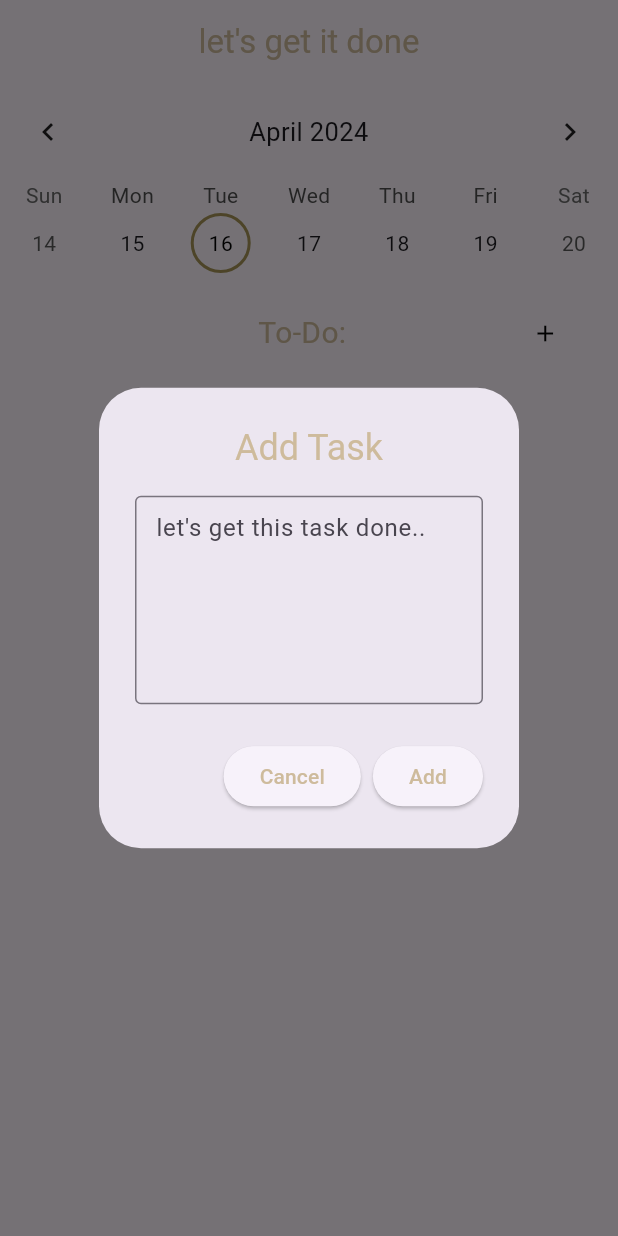
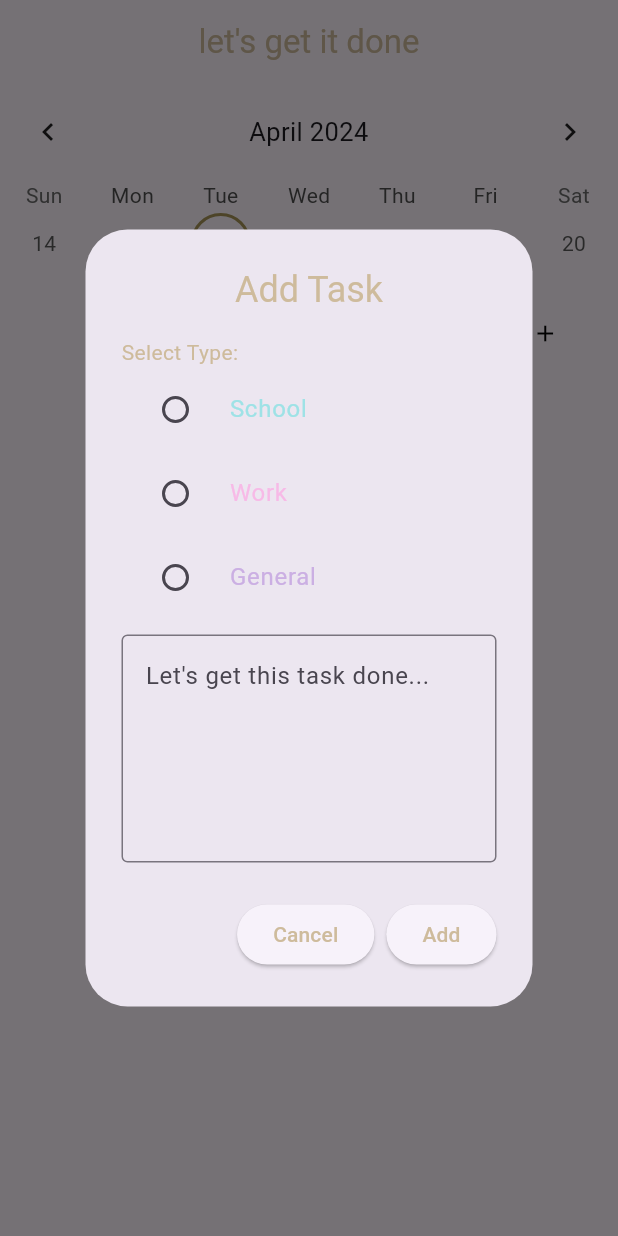
Before and after one commit to altheangiron/lets_get_it_done, a Flutter app: the screen it shows after launch, after a tap on the "add" icon, on a phone screen of 412 x 824 dp. Run offline on Flutter 3.47's test engine with Material 3 defaults, Android fonts, the light colour scheme and no system bars; drawn by our look-alikes of table_calendar; our stand-ins replace shared_preferences.

Commit message:
implementing radio buttons under 'Add Task' alert dialog

```diff
--- a/lib/screens/home_screen.dart
+++ b/lib/screens/home_screen.dart
@@ -18,6 +18,143 @@ class HomeScreen extends StatefulWidget {
 }
 
 class _HomeScreenState extends State<HomeScreen> {
+
+  int? borderColorValue = 0;
+
+  dynamic taskBorder;
+
+  Color taskBorderColor() {
+
+    if(borderColorValue == 1) {
+      taskBorder = const Color(0xff9ee2e6);
+    }
+    else if(borderColorValue == 2) {
+      taskBorder = const Color(0xfff7bae7);
+    }
+    else if(borderColorValue == 3) {
+      taskBorder = const Color(0xffcbafe3);
+    }
+    else {
+      taskBorder = Colors.black;
+    }
+    return taskBorder;
+  }
+
+  void _showAddTaskDialog() {
+  showDialog(
+    context: context,
+    builder: (BuildContext context) {
+      return StatefulBuilder(
+        builder: (BuildContext context, StateSetter setStateDialog) {
+          return AlertDialog(
+            title: const Center(
+              child: Text('Add Task',
+                style: TextStyle(color: Color(0xffcebb9c)),
+              )
+            ),
+            content: Column(
+              mainAxisSize: MainAxisSize.min,
+              children: <Widget>[
+                const Row(
+                  children: [
+                    Text('Select Type:',
+                      style: TextStyle(color: Color(0xffcebb9c)),
+                    ),
+
+                    Spacer(flex: 7),
+                  ],
+                ),
+                RadioListTile<int>(
+                  title: const Text('School', style: TextStyle(color: Color(0xff9ee2e6))),
+                  value: 1,
+                  groupValue: borderColorValue,
+                  onChanged: (int? value) {
+                    setStateDialog(() {
+                      borderColorValue = value;
+                    });
+                  },
+                ),
+                RadioListTile<int>(
+                  title: const Text('Work', style: TextStyle(color: Color(0xfff7bae7))),
+                  value: 2,
+                  groupValue: borderColorValue,
+                  onChanged: (int? value) {
+                    setStateDialog(() {
+                      borderColorValue = value;
+                    });
+                  },
+                ),
+                RadioListTile<int>(
+                  title: const Text('General', style: TextStyle(color: Color(0xffcbafe3))),
+                  value: 3,
+                  groupValue: borderColorValue,
+                  onChanged: (int? value) {
+                    setStateDialog(() {
+                      borderColorValue = value;
+                    });
+                  },
+                ),
+                const SizedBox(height: 10),
+                SizedBox(
+                  width: 250,
+                  child: TextField(
+                    controller: _taskController,
+                    minLines: 5,
+                    maxLines: 5,
+                    decoration: InputDecoration(
+                      border: OutlineInputBorder(
+                        borderSide: BorderSide(
+                          color: taskBorderColor(),
+                        ),
+                      ),
+                      hintText: "Let's get this task done...",
+                    ),
+                  ),
+                ),
+              ],
+            ),
+            actions: <Widget>[
+              ElevatedButton(
+                onPressed: () {
+                  Navigator.pop(context);
+                  _taskController.clear();
+                },
+                child: const Text('Cancel', style: TextStyle(color: Color(0xffcebb9c))),
+              ),
+              ElevatedButton(
+                onPressed: () {
+                  if(_taskController.text.isEmpty) {
+                    Navigator.pop(context);
+                    _taskController.clear();
+                  }
+                  else {
+                    if(selectedTasks[selectedDay] != null) {
+                      selectedTasks[selectedDay]?.add(
+                      Task(title: _taskController.text)
+                      );
+                      saveTask(_taskController.text);
+                    }
+                    else {
+                      selectedTasks[selectedDay] = [
+                        Task(title: _taskController.text)
+                      ];
+                    }
+
+                    Navigator.pop(context);
+                    _taskController.clear();
+                    setState(() {});
+                    return;
+                  }
+                },
+                child: const Text("Add", style: TextStyle(color: Color(0xffcebb9c))),
+              )
+            ],
+          );
+        }
+      );
+    }
+  );
+}
 
   late Map<DateTime, List<Task>> selectedTasks;
 
@@ -149,76 +286,7 @@ class _HomeScreenState extends State<HomeScreen> {
                   Container(
                     margin: const EdgeInsets.only(right: 4.0),
                     child: TextButton(
-                      onPressed: () => showDialog(
-                        context: context,
-                        builder: (context) => AlertDialog(
-                          title: const Center(
-                            child: Text('Add Task',
-                              style: TextStyle(
-                              color: Color(0xffcebb9c),
-                            )),
-                          ),
-                          content: SizedBox(
-                            width: 50,
-                            child: TextField(
-                              controller: _taskController,
-                              minLines: 5,
-                              maxLines: 5,
-                              decoration: const InputDecoration(
-                                contentPadding: EdgeInsets.only(left: 10, top: 19),
-                                border: OutlineInputBorder(),
-                                hintText: 'let\'s get this task done..',
-                              ),
-                            ),
-                          ),
-                          actions: <Widget>[
-
-                            // routes user back to the home screen from 'Add Task' screen
-                            ElevatedButton(
-                              onPressed: () {
-                                Navigator.pop(context);
-                                _taskController.clear();
-                              },
-                              child: const Text('Cancel',
-                                style: TextStyle(
-                                  color: Color(0xffcebb9c),
-                                ),),
-                            ),
-
-                            /* allows user to add task under respective date
-                              + back to the home screen */
-                            ElevatedButton(
-                              child: const Text("Add",
-                                style: TextStyle(
-                                  color: Color(0xffcebb9c),
-                                ),),
-                              onPressed: () {
-                                if(_taskController.text.isEmpty) {
-                                  Navigator.pop(context);
-                                  _taskController.clear();
-                                }
-                                else {
-                                  if(selectedTasks[selectedDay] != null) {
-                                    selectedTasks[selectedDay]?.add(
-                                      Task(title: _taskController.text)
-                                    );
-                                    saveTask(_taskController.text);
-                                  }
-                                  else {
-                                    selectedTasks[selectedDay] = [
-                                      Task(title: _taskController.text)
-                                    ];
-                                  }
-
-                                Navigator.pop(context);
-                                _taskController.clear();
-                                setState(() {});
-                                return;
-                                }
-                              }
-                            )
-                          ]
-                        )),
+                      onPressed: _showAddTaskDialog,
                         child: const Icon(Icons.add, color: Colors.black),
                     ),
                   ),
@@ -235,8 +303,8 @@ class _HomeScreenState extends State<HomeScreen> {
                     child: ListTile(
                       title: Text(task.title),
                       shape: RoundedRectangleBorder(
-                        side: const BorderSide(
-                          color: Colors.black,),
+                        side: BorderSide(
+                          color: taskBorderColor(),),
                         borderRadius: BorderRadius.circular(8.0),
                         ),
                       /* onTap of Task ->
@@ -311,7 +379,5 @@ class _HomeScreenState extends State<HomeScreen> {
         ]
       ),
     );
-
-
   }
 }
--- a/lib/task.dart
+++ b/lib/task.dart
@@ -1,6 +1,3 @@
-/* CUBIT - this class creates the task object:
-    + saves state between Presentation Layer (UI) and Business Logic Layer */
-
 class Task {
   String title;
   bool value;
```
